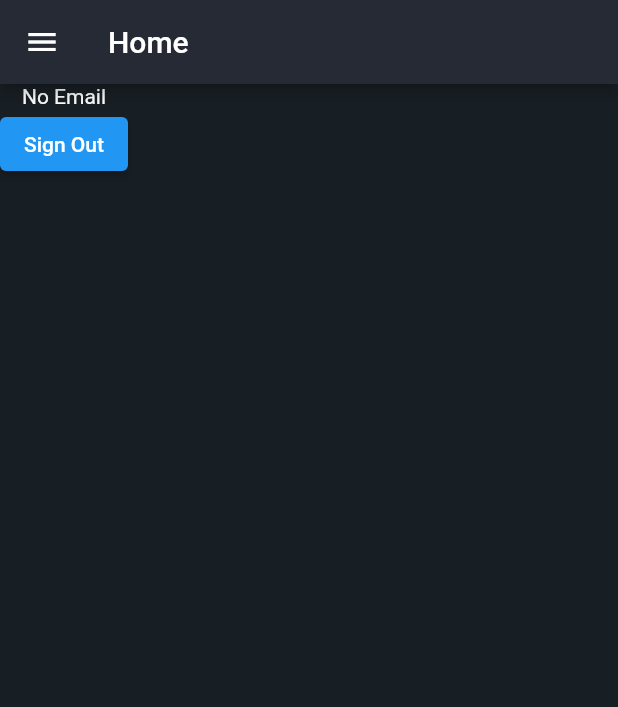
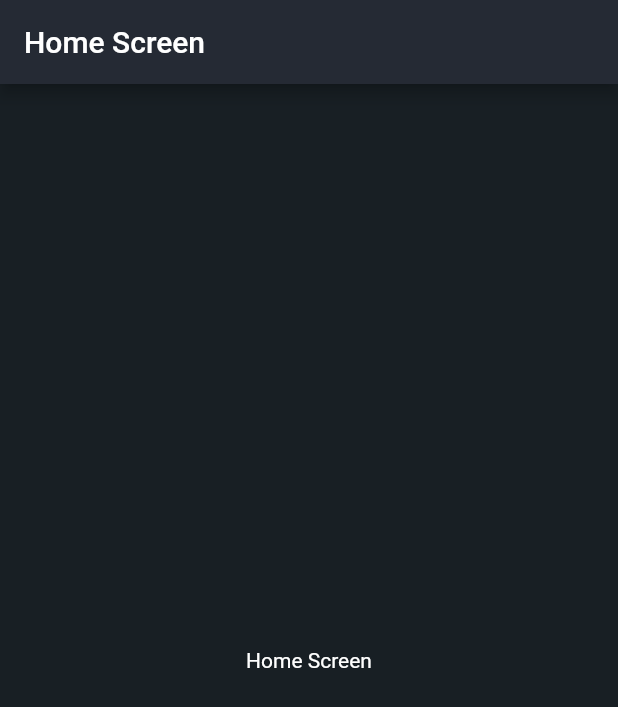
Before and after one commit to Ali-AlDhamen/taqyeemi, a Flutter app: the screen it shows once a user with an empty profile is signed in, on a phone screen of 412 x 824 dp. Shown: the top 707 px of the screen. Run offline on Flutter 3.47's test engine with Material 2 defaults, Android fonts, the phone set to English and light mode, and no system bars; our stand-ins replace awesome_snackbar_content, cloud_firestore, firebase_auth, firebase_core, flutter_riverpod, flutter_spinkit and 1 more; accounts and stored records are empty; network calls fail.

Commit message:
removed useless files

```diff
--- a/lib/features/auth/controller/auth_controller.dart
+++ b/lib/features/auth/controller/auth_controller.dart
@@ -4,9 +4,8 @@ import 'package:flutter_riverpod/flutter_riverpod.dart';
 
 import '../../../core/utils.dart';
 import '../../../models/user_model.dart';
-import '../../../screens/instructors_screen.dart';
 import '../repository/auth_repository.dart';
-import '../screens/login_screen.dart';
+
 
 final userProvider = StateProvider<UserModel?>((ref) => null);
 
--- a/lib/features/auth/repository/auth_repository.dart
+++ b/lib/features/auth/repository/auth_repository.dart
@@ -47,6 +47,7 @@ class AuthRepository {
       await _users.doc(userId).set(userModel.toMap());
 
       return Right(userModel);
+    // ignore: unused_catch_clause
     } on FirebaseAuthException catch (e) {
       rethrow;
     } catch (e) {
@@ -65,6 +66,7 @@ class AuthRepository {
       UserModel userModel = await getUserData(userId).first;
 
       return Right(userModel);
+    // ignore: unused_catch_clause
     } on FirebaseAuthException catch (e) {
       rethrow;
     } catch (e) {
--- a/lib/features/auth/screens/signup_screen.dart
+++ b/lib/features/auth/screens/signup_screen.dart
@@ -1,6 +1,6 @@
 import 'package:flutter/material.dart';
 import 'package:flutter_riverpod/flutter_riverpod.dart';
-import 'package:taqyeemi/features/auth/screens/login_screen.dart';
+
 
 import '../../../theme/pallete.dart';
 import '../controller/auth_controller.dart';
--- /dev/null
+++ b/lib/features/home/screens/home_screen.dart
@@ -0,0 +1,23 @@
+import 'package:flutter/material.dart';
+
+class HomeScreen extends StatefulWidget {
+  static const String routeName = "/home";
+  const HomeScreen({super.key});
+
+  @override
+  State<HomeScreen> createState() => _HomeScreenState();
+}
+
+class _HomeScreenState extends State<HomeScreen> {
+  @override
+  Widget build(BuildContext context) {
+    return Scaffold(
+      appBar: AppBar(
+        title: const Text('Home Screen'),
+      ),
+      body: const Center(
+        child: Text('Home Screen'),
+      ),
+    );
+  }
+}
--- a/lib/main.dart
+++ b/lib/main.dart
@@ -3,9 +3,9 @@ import 'package:flutter_riverpod/flutter_riverpod.dart';
 
 import 'package:firebase_core/firebase_core.dart';
 import 'package:taqyeemi/core/common/loader.dart';
-import 'package:taqyeemi/screens/instructors_screen.dart';
 import 'core/common/error_text.dart';
 import 'features/auth/controller/auth_controller.dart';
+import 'features/home/screens/home_screen.dart';
 import 'features/auth/screens/login_screen.dart';
 import 'features/auth/screens/signup_screen.dart';
 import 'firebase_options.dart';
@@ -36,20 +36,19 @@ class _MyAppState extends ConsumerState<MyApp> {
       home: ref.watch(authStateChangeProvider).when(
             data: (data) {
               if (data != null) {
-                print(data);
-                print("Radwan");
-                return const InstructorsScreen();
+                return const HomeScreen();
               }
               return const SignInScreen();
             },
-            error: (error, StackTrace) => ErrorText(error: error.toString()),
+            error: (error, stackTrace) => ErrorText(error: error.toString()),
             loading: () => const Loader(),
           ),
       scaffoldMessengerKey: scaffoldMessengerKey,
       routes: {
         SignUpScreen.routeName: (context) => const SignUpScreen(),
         SignInScreen.routeName: (context) => const SignInScreen(),
-        InstructorsScreen.routeName: (context) => const InstructorsScreen()
+        HomeScreen.routeName: (context) => const HomeScreen(),
+
       },
     );
   }
--- a/lib/screens/instructors_screen.dart
+++ /dev/null
@@ -1,40 +0,0 @@
-import 'package:firebase_auth/firebase_auth.dart';
-import 'package:flutter/material.dart';
-import 'package:flutter_riverpod/flutter_riverpod.dart';
-import 'package:taqyeemi/features/auth/controller/auth_controller.dart';
-
-import '../models/user_model.dart';
-import '../widgets/NavigationDrawer.dart';
-
-class InstructorsScreen extends ConsumerStatefulWidget {
-  static const String routeName = "/instructors_screen";
-  const InstructorsScreen({super.key});
-  @override
-  ConsumerState<ConsumerStatefulWidget> createState() =>
-      _InstructorsScreenState();
-}
-
-class _InstructorsScreenState extends ConsumerState<InstructorsScreen> {
-  @override
-  Widget build(BuildContext context) {
-    UserModel? user = ref.watch(userProvider);
-    print(user.toString());
-
-    return Scaffold(
-        appBar: AppBar(
-          title: const Text('Home'),
-        ),
-        drawer: const AppNavigationDrawer(),
-        body: Column(
-          children: [
-            Text(user?.email ?? "No Email"),
-            ElevatedButton(
-              onPressed: () async {
-                ref.read(authControllerProvider.notifier).logout(context);
-              },
-              child: const Text('Sign Out'),
-            ),
-          ],
-        ));
-  }
-}
--- a/pubspec.yaml
+++ b/pubspec.yaml
@@ -26,6 +26,8 @@ dependencies:
   routemaster: ^1.0.1
   fpdart: ^0.4.1
   flutter_spinkit: ^5.1.0
+  fluid_bottom_nav_bar: ^1.4.0
+  google_fonts: ^4.0.3
 
 dev_dependencies:
   flutter_test:
```
Also changed, not shown: lib/Auth/auth.dart (deleted, +0 -90 lines), lib/features/home/drawers/NavigationDrawer.dart (added, +102 -0 lines), lib/router.dart (deleted, +0 -16 lines), lib/screens/add_new_course_screen.dart (deleted, +0 -18 lines), lib/screens/add_new_instructor_screen.dart (deleted, +0 -18 lines), lib/screens/contact_screen.dart (deleted, +0 -23 lines), lib/screens/courses_screen.dart (deleted, +0 -22 lines), lib/widgets/NavigationDrawer.dart (deleted, +0 -102 lines), pubspec.lock, 1 other file.
